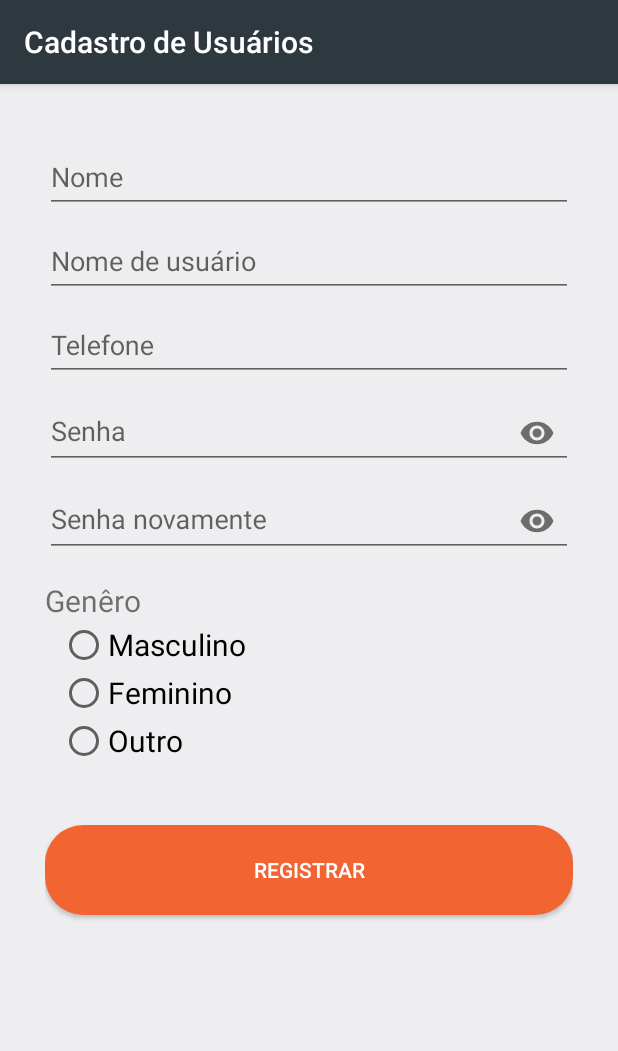
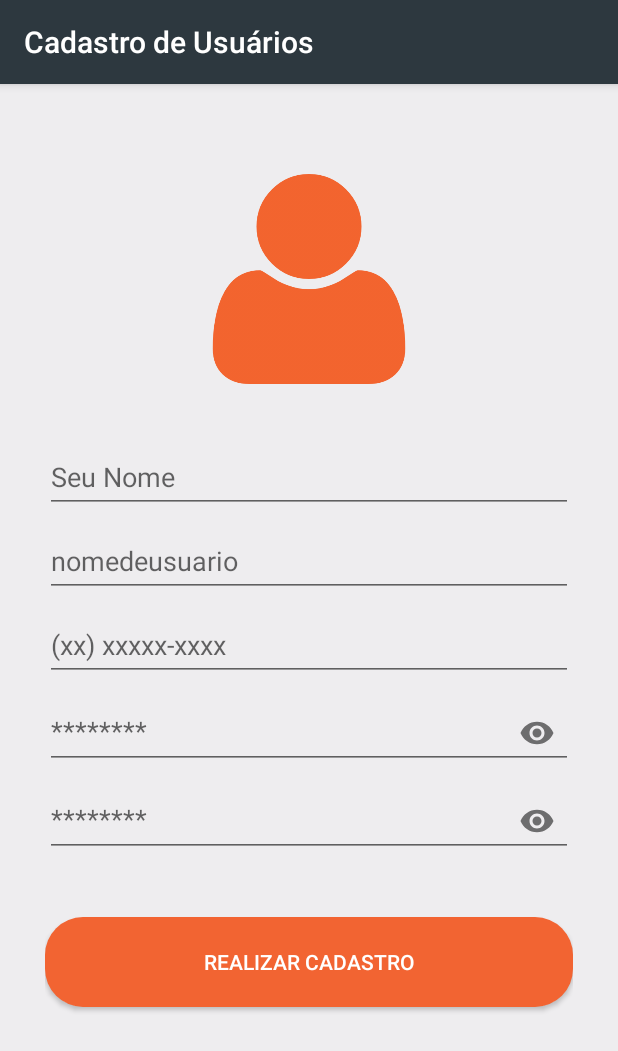
Before and after one commit to robsonsilv4/meu-contador, an Android app: the SignUpActivity screen opened directly, with no data from a screen before it, on a phone screen of 412 x 824 dp. Shown: the top 1051 px of the screen. Run offline under Robolectric (Android 15) with nearby library versions, the phone set to English and light mode, and no system bars.

Commit message:
Criado usuário e ajustes no cadastro

```diff
--- a/app/src/main/java/com/robson/meucontador/SignUpActivity.java
+++ b/app/src/main/java/com/robson/meucontador/SignUpActivity.java
@@ -2,13 +2,41 @@ package com.robson.meucontador;
 
 import android.support.v7.app.AppCompatActivity;
 import android.os.Bundle;
+import android.view.View;
+import android.widget.EditText;
+import android.widget.Toast;
 
 public class SignUpActivity extends AppCompatActivity {
+
+    private EditText name;
+    private EditText username;
+    private EditText phone;
+    private EditText password1;
+    private EditText password2;
 
     @Override
     protected void onCreate(Bundle savedInstanceState) {
         super.onCreate(savedInstanceState);
         setContentView(R.layout.activity_sign_up);
         getSupportActionBar().setTitle("Cadastro de Usuários");
+
+        name = findViewById(R.id.edit_text_name);
+        username = findViewById(R.id.edit_text_username);
+        phone = findViewById(R.id.edit_text_phone);
+        password1 = findViewById(R.id.edit_text_password1);
+        password2 = findViewById(R.id.edit_text_password2);
+    }
+
+    public void save(View view) {
+        User user = new User();
+        user.setName(name.getText().toString());
+        user.setName(username.getText().toString());
+        user.setName(phone.getText().toString());
+
+        if (password1.getText().toString().equals(password2.getText().toString())) {
+            Toast.makeText(this, "As senha não coincidem!", Toast.LENGTH_SHORT).show();
+        }
+
+        user.setPassword(password1.getText().toString());
     }
 }
--- a/app/src/main/res/layout/activity_login.xml
+++ b/app/src/main/res/layout/activity_login.xml
@@ -23,7 +23,7 @@
         <android.support.design.widget.TextInputEditText
             android:layout_width="match_parent"
             android:layout_height="wrap_content"
-            android:hint="Nome de usuário" />
+            android:hint="nomedeusuario" />
     </android.support.design.widget.TextInputLayout>
 
     <android.support.design.widget.TextInputLayout
@@ -36,7 +36,7 @@
         <android.support.design.widget.TextInputEditText
             android:layout_width="match_parent"
             android:layout_height="wrap_content"
-            android:hint="Senha"
+            android:hint="********"
             android:inputType="textPassword"/>
     </android.support.design.widget.TextInputLayout>
 
@@ -53,7 +53,7 @@
         android:layout_height="60dp"
         android:layout_marginTop="10dp"
         android:background="@drawable/button_rounded"
-        android:text="Registrar"
+        android:text="Realizar Cadastro"
         android:textColor="#fff"
         android:onClick="btnSignupAcitivity"/>
 </LinearLayout>
--- a/app/src/main/res/layout/activity_sign_up.xml
+++ b/app/src/main/res/layout/activity_sign_up.xml
@@ -9,6 +9,12 @@
     android:padding="30dp"
     tools:context=".SignUpActivity">
 
+    <ImageView
+        android:layout_width="match_parent"
+        android:layout_height="200dp"
+        android:padding="30dp"
+        android:src="@drawable/icon_login_orange" />
+
     <android.support.design.widget.TextInputLayout
         android:layout_width="match_parent"
         android:layout_height="wrap_content"
@@ -16,9 +22,10 @@
         android:focusableInTouchMode="true">
 
         <android.support.design.widget.TextInputEditText
+            android:id="@+id/edit_text_name"
             android:layout_width="match_parent"
             android:layout_height="wrap_content"
-            android:hint="Nome" />
+            android:hint="Seu Nome" />
     </android.support.design.widget.TextInputLayout>
 
     <android.support.design.widget.TextInputLayout
@@ -28,9 +35,10 @@
         android:focusableInTouchMode="true">
 
         <android.support.design.widget.TextInputEditText
+            android:id="@+id/edit_text_username"
             android:layout_width="match_parent"
             android:layout_height="wrap_content"
-            android:hint="Nome de usuário" />
+            android:hint="nomedeusuario" />
     </android.support.design.widget.TextInputLayout>
 
     <android.support.design.widget.TextInputLayout
@@ -40,9 +48,10 @@
         android:focusableInTouchMode="true">
 
         <android.support.design.widget.TextInputEditText
+            android:id="@+id/edit_text_phone"
             android:layout_width="match_parent"
             android:layout_height="wrap_content"
-            android:hint="Telefone" />
+            android:hint="(xx) xxxxx-xxxx" />
     </android.support.design.widget.TextInputLayout>
 
     <android.support.design.widget.TextInputLayout
@@ -53,9 +62,10 @@
         app:passwordToggleEnabled="true">
 
         <android.support.design.widget.TextInputEditText
+            android:id="@+id/edit_text_password1"
             android:layout_width="match_parent"
             android:layout_height="wrap_content"
-            android:hint="Senha"
+            android:hint="********"
             android:inputType="textPassword" />
     </android.support.design.widget.TextInputLayout>
 
@@ -67,51 +77,20 @@
         app:passwordToggleEnabled="true">
 
         <android.support.design.widget.TextInputEditText
+            android:id="@+id/edit_text_password2"
             android:layout_width="match_parent"
             android:layout_height="wrap_content"
-            android:hint="Senha novamente"
+            android:hint="********"
             android:inputType="textPassword" />
     </android.support.design.widget.TextInputLayout>
-
-    <RadioGroup
-        android:layout_width="match_parent"
-        android:layout_height="wrap_content"
-        android:layout_marginTop="15dp">
-
-        <TextView
-            android:layout_width="wrap_content"
-            android:layout_height="wrap_content"
-            android:text="Genêro"
-            android:textSize="20sp" />
-
-        <RadioButton
-            android:layout_width="wrap_content"
-            android:layout_height="wrap_content"
-            android:layout_marginLeft="10sp"
-            android:text="Masculino"
-            android:textSize="20sp" />
-
-        <RadioButton
-            android:layout_width="wrap_content"
-            android:layout_height="wrap_content"
-            android:layout_marginLeft="10sp"
-            android:text="Feminino"
-            android:textSize="20sp" />
-
-        <RadioButton
-            android:layout_width="wrap_content"
-            android:layout_height="wrap_content"
-            android:layout_marginLeft="10sp"
-            android:text="Outro"
-            android:textSize="20sp" />
-    </RadioGroup>
 
     <Button
         android:layout_width="match_parent"
         android:layout_height="60dp"
         android:layout_marginTop="40dp"
         android:background="@drawable/button_rounded"
-        android:text="Registrar"
+        android:onClick="save"
+        android:text="Realizar Cadastro"
         android:textColor="#fff" />
 
 </LinearLayout>
```
Also changed, not shown: app/src/main/java/com/robson/meucontador/User.java (added, +43 -0 lines).
